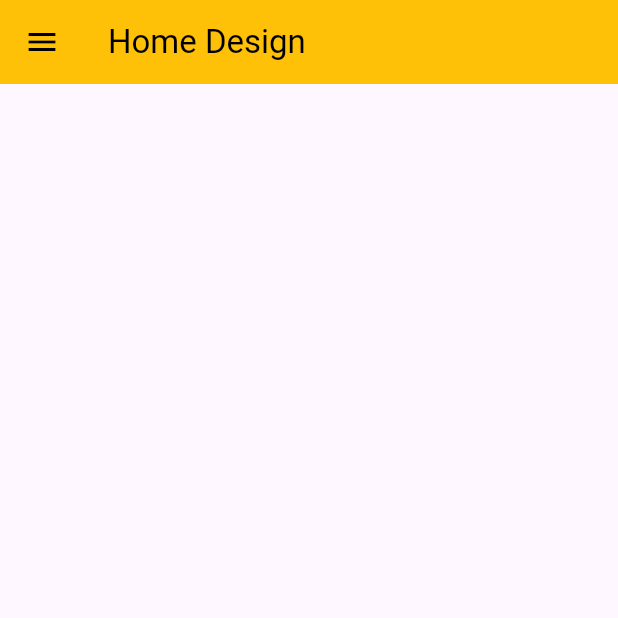
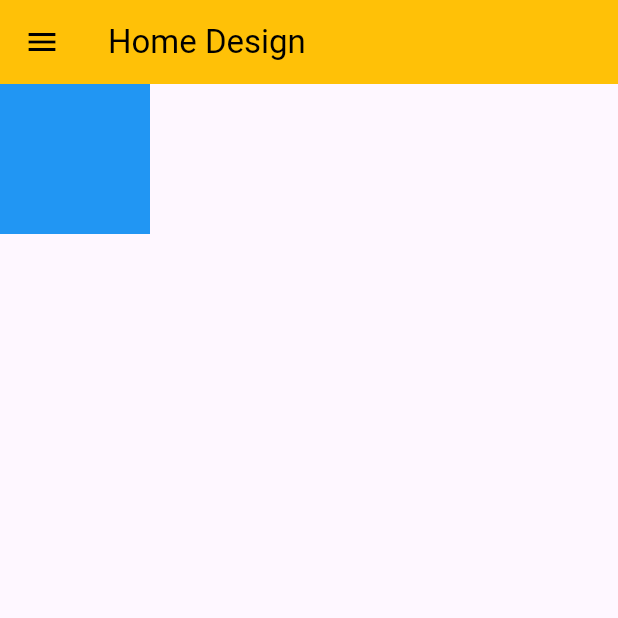
Before and after one commit to RaFiuL-RaZu/design_part, a Flutter app: the screen it shows after launch, on a phone screen of 412 x 824 dp, the top half of it. Run offline on Flutter 3.47's test engine with Material 3 defaults, Android fonts, the phone set to English and light mode, and no system bars.

Commit message:
first commit

```diff
--- a/lib/main.dart
+++ b/lib/main.dart
@@ -31,6 +31,15 @@ class HomeScren extends StatelessWidget{
         title: Text("Home Design"),
       ),
       drawer: Drawer(),
+      body: Column(
+        children: [
+          Container(
+            height: 100,
+            width: 100,
+            color: Colors.blue,
+          )
+        ],
+      ),
     );
   }
 
```
